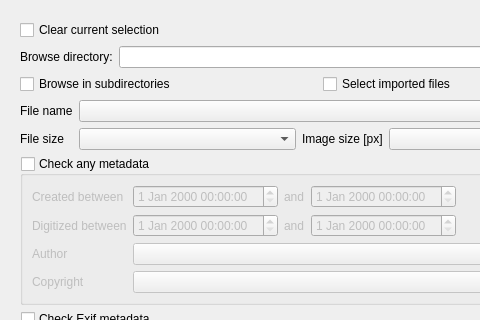
Above: dialogs/selectiondialog.ui from marek629/SIR before the change; both pictures show x 0 to 480 and y 0 to 320 of the 640 by 480 pixel window. Below: the same form after it.
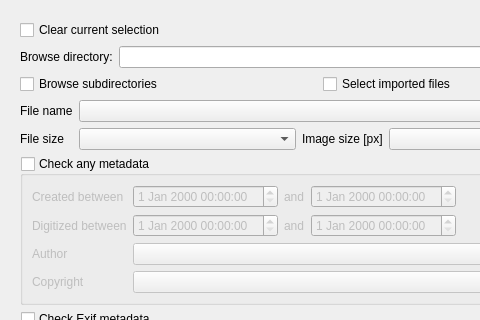
That is the form after the change. Custom widgets are drawn as their Qt base class.

Patch:
```diff
--- a/dialogs/selectiondialog.ui
+++ b/dialogs/selectiondialog.ui
@@ -28,7 +28,7 @@
         <x>0</x>
         <y>0</y>
         <width>606</width>
-        <height>558</height>
+        <height>556</height>
        </rect>
       </property>
       <layout class="QGridLayout" name="gridLayout_4">
@@ -80,7 +80,7 @@
           <item row="3" column="0" colspan="2">
            <widget class="QCheckBox" name="dirCheckBox">
             <property name="text">
-             <string>Browse in subdirectories</string>
+             <string>Browse subdirectories</string>
             </property>
            </widget>
           </item>
```
Left out of the diff: 30 changed lines with no effect on the pictures.
